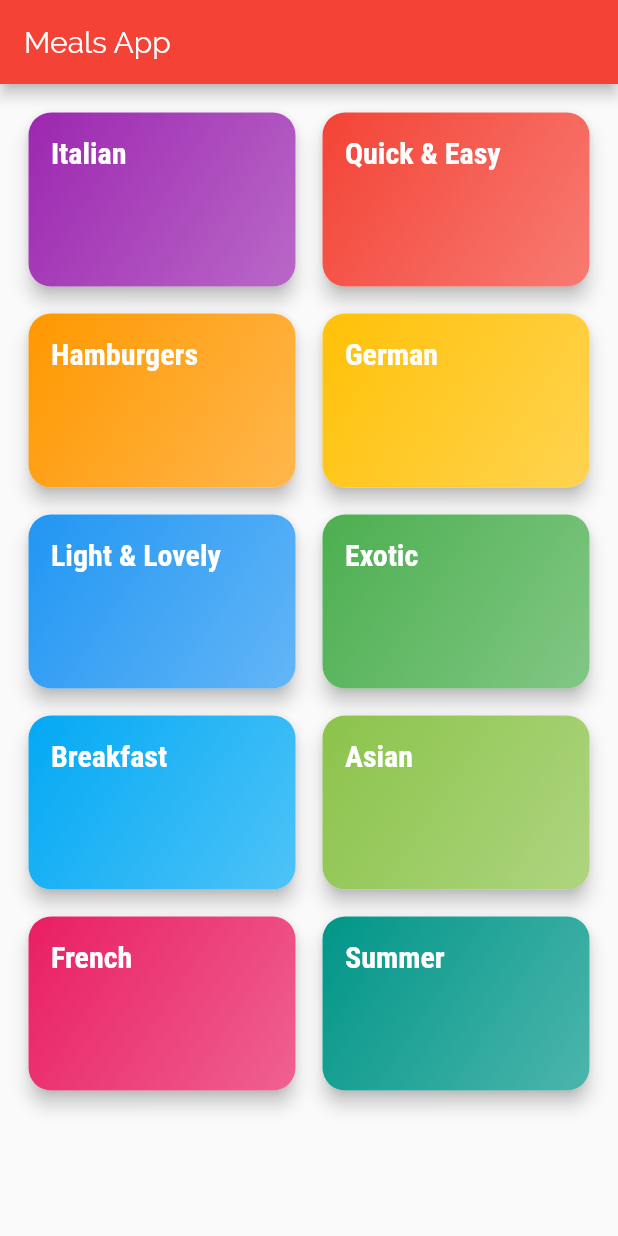
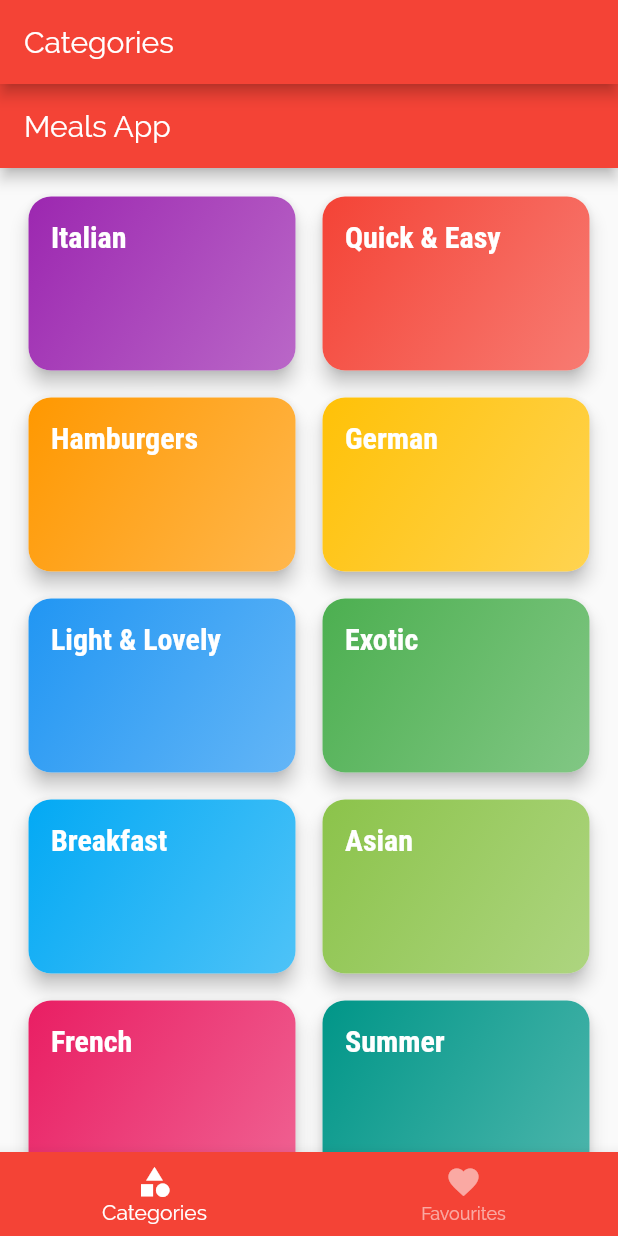
Before and after one commit to cyproto/udemy_flutter-and-dart_the-complete-guide, a Flutter app: the screen it shows after launch, on a phone screen of 412 x 824 dp. Run offline on Flutter 3.47's test engine with Material 2 defaults, Android fonts, the phone set to English and light mode, and no system bars; Roboto replaces fonts that are missing (RobotoCondensed).

Commit message:
meals_app: Add tabs and favourite screen.

```diff
--- a/meals_app/lib/main.dart
+++ b/meals_app/lib/main.dart
@@ -1,5 +1,6 @@
 import 'package:flutter/material.dart';
 
+import './screens/tabs_screen.dart';
 import './screens/category_meals_screen.dart';
 import './screens/categories_screen.dart';
 import './screens/meal_detail_screen.dart';
@@ -28,12 +29,18 @@ class MyApp extends StatelessWidget {
                 fontWeight: FontWeight.bold,
                 color: Colors.white
               ),
+              headline5: TextStyle(
+                fontSize: 24,
+                fontFamily: 'RobotoCondensed',
+                fontWeight: FontWeight.bold,
+                color: Colors.black
+              ),
             ),
       ),
       //home: CategoriesScreen(),
       initialRoute: '/',
       routes: {
-        '/': (ctx) => CategoriesScreen(),
+        '/': (ctx) => TabScreen(),
         CategoryMealsScreen.route : (ctx) => CategoryMealsScreen(),
         MealDetailScreen.route : (ctx) => MealDetailScreen(),
       },
--- /dev/null
+++ b/meals_app/lib/screens/favourites_screen.dart
@@ -0,0 +1,8 @@
+import 'package:flutter/material.dart';
+
+class FavouritesScreen extends StatelessWidget {
+  @override
+  Widget build(BuildContext context) {
+    return Center(child: Text('fav'),);
+  }
+}
--- /dev/null
+++ b/meals_app/lib/screens/tabs_screen.dart
@@ -0,0 +1,57 @@
+import 'package:flutter/material.dart';
+
+import './categories_screen.dart';
+import './favourites_screen.dart';
+
+class TabScreen extends StatefulWidget {
+  @override
+  _TabScreenState createState() => _TabScreenState();
+}
+
+class _TabScreenState extends State<TabScreen> {
+  final List<Map<String, Object>> _pages = [
+    {
+      'page': CategoriesScreen(),
+      'title': 'Categories',
+    },
+    {
+      'page': FavouritesScreen(),
+      'title': 'Favourites',
+    },
+  ];
+
+  int _selectedPageIndex = 0;
+
+  void _selectPage(int index) {
+    setState(() {
+      _selectedPageIndex = index;
+    });
+  }
+
+  @override
+  Widget build(BuildContext context) {
+    return Scaffold(
+      appBar: AppBar(
+        title: Text(_pages[_selectedPageIndex]['title']),
+      ),
+      body: _pages[_selectedPageIndex]['page'],
+      bottomNavigationBar: BottomNavigationBar(
+        onTap: _selectPage,
+        unselectedItemColor: Colors.white54,
+        selectedItemColor: Colors.white,
+        currentIndex: _selectedPageIndex,
+        backgroundColor: Theme.of(context).primaryColor,
+        items: [
+          BottomNavigationBarItem(
+            icon: Icon(Icons.category),
+            title: Text('Categories'),
+          ),
+          BottomNavigationBarItem(
+            icon: Icon(Icons.favorite),
+            title: Text('Favourites'),
+          ),
+        ],
+      ),
+    );
+  }
+}
```
